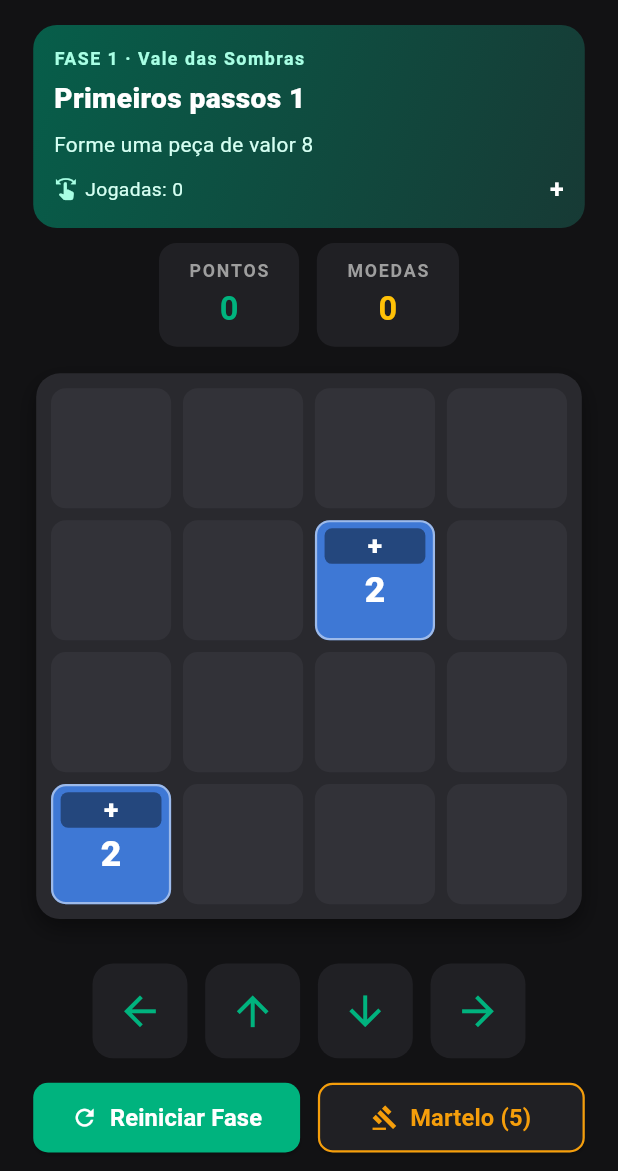
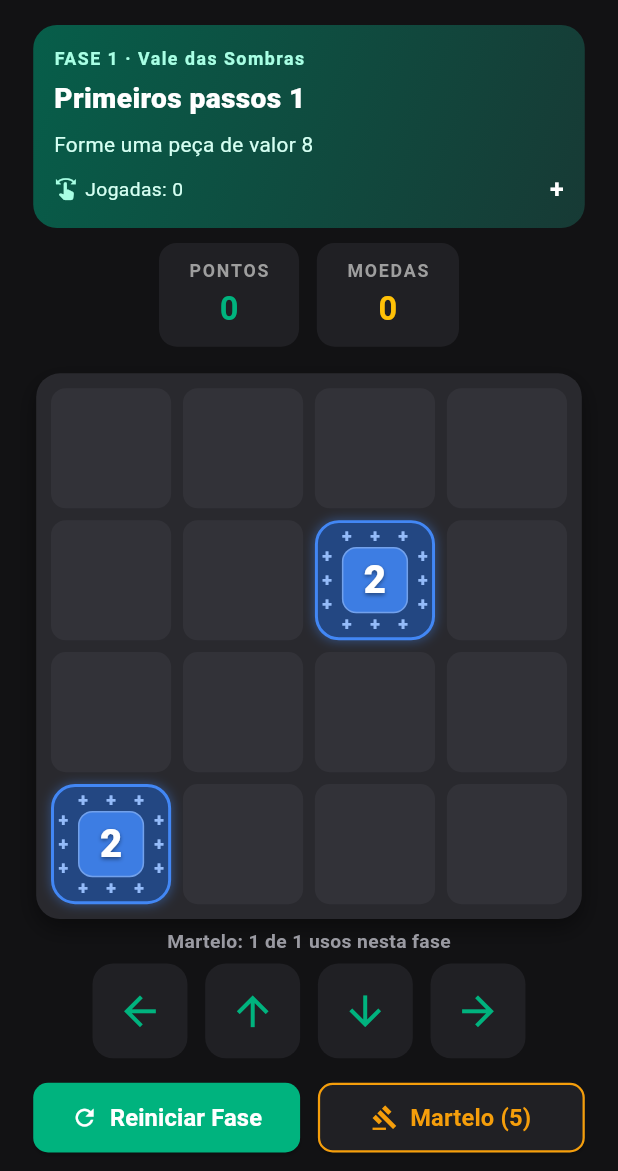
Before and after one commit to wagnerlamounier/soma-raiz, a Flutter app: the CampaignScreen screen opened directly, after a tap on an icon or button, on a phone screen of 412 x 824 dp, the part 65-1236 px from its top. Run offline on Flutter 3.47's test engine with Material 3 defaults, Android fonts, the phone set to English and light mode, and no system bars; our stand-ins replace shared_preferences; accounts and stored records are empty.

Commit message:
Novo visual das pecas com simbolos na borda e limite de martelo por fase

```diff
--- a/lib/main.dart
+++ b/lib/main.dart
@@ -192,6 +192,9 @@ class CampaignLevel {
   final bool allowCollapse;
   final bool allowMultiplesOfThree;
 
+  // Quantas vezes o martelo pode ser usado em uma partida desta fase.
+  final int maxHammerUses;
+
   const CampaignLevel({
     required this.number,
     required this.world,
@@ -203,6 +206,7 @@ class CampaignLevel {
     required this.allowMultiplication,
     required this.allowCollapse,
     required this.allowMultiplesOfThree,
+    this.maxHammerUses = 2,
   });
 
   String get worldName {
@@ -233,7 +237,7 @@ class CampaignLevel {
   String get rulesSymbols {
     final List<String> symbols = ['+'];
 
-    if (allowMultiplication) symbols.add('x');
+    if (allowMultiplication) symbols.add('×');
     if (allowCollapse) symbols.add('√');
     if (allowMultiplesOfThree) symbols.add('3');
 
@@ -259,6 +263,7 @@ List<CampaignLevel> _createCampaignLevels() {
         allowMultiplication: false,
         allowCollapse: false,
         allowMultiplesOfThree: false,
+        maxHammerUses: 1,
       ),
     );
   }
@@ -280,6 +285,7 @@ List<CampaignLevel> _createCampaignLevels() {
         allowMultiplication: true,
         allowCollapse: false,
         allowMultiplesOfThree: false,
+        maxHammerUses: 2,
       ),
     );
   }
@@ -305,6 +311,7 @@ List<CampaignLevel> _createCampaignLevels() {
         allowMultiplication: true,
         allowCollapse: true,
         allowMultiplesOfThree: i >= 25,
+        maxHammerUses: 3,
       ),
     );
   }
@@ -938,11 +945,12 @@ class HowToPlaySheet extends StatelessWidget {
                     accent: Color(0xFF2E7D32),
                     title: 'Operações',
                     text:
-                        'A peça pode ter operação de soma ou multiplicação. '
-                        'O resultado usa a operação da peça que está na frente '
-                        'no sentido do movimento. Peças com o mesmo número '
-                        'têm a mesma cor.',
-                    example: '4 + 4 = 8       3 x 3 = 9',
+                        'O símbolo repetido ao redor da borda de cada peça '
+                        'mostra a operação dela: + para soma e × para '
+                        'multiplicação. O resultado usa a operação da peça '
+                        'que está na frente no sentido do movimento. Peças '
+                        'com o mesmo número têm a mesma cor.',
+                    example: '4 + 4 = 8       3 × 3 = 9',
                   ),
                   _RuleCard(
                     icon: Icons.functions,
@@ -951,7 +959,8 @@ class HowToPlaySheet extends StatelessWidget {
                     text:
                         'Quando uma fusão produz resultado acima de 99, o '
                         'valor pode sofrer um colapso e virar sua raiz '
-                        'quadrada arredondada. Essas peças ganham o símbolo √.',
+                        'quadrada arredondada. Essas peças ganham borda '
+                        'dourada e o símbolo √ no canto.',
                     example: '64 + 64 = 128 → √128 ≈ 11',
                   ),
                   _RuleCard(
@@ -961,8 +970,11 @@ class HowToPlaySheet extends StatelessWidget {
                     text:
                         'Na campanha, toque no botão Martelo e depois em '
                         'uma peça para destruí-la. Usar o martelo não conta '
-                        'como jogada e consome um item. Toque em Cancelar '
-                        'para desistir sem gastar.',
+                        'como jogada e consome um item. Cada fase tem um '
+                        'limite de usos do martelo, mostrado abaixo do '
+                        'tabuleiro. Ao reiniciar a fase, os usos permitidos '
+                        'voltam, mas os martelos gastos não. Toque em '
+                        'Cancelar para desistir sem gastar.',
                   ),
                   _RuleCard(
                     icon: Icons.monetization_on_outlined,
@@ -1549,6 +1561,17 @@ class _GameScreenState extends State<GameScreen> {
   int get _hammers => wallet.hammers;
   bool _hammerActive = false;
 
+  // Quantas vezes o martelo já foi usado nesta partida da fase.
+  int _hammerUsesThisRun = 0;
+
+  int get _hammerUsesLeft {
+    final CampaignLevel? level = campaignLevel;
+
+    if (level == null) return 0;
+
+    return max(0, level.maxHammerUses - _hammerUsesThisRun);
+  }
+
   final Random random = Random();
   final CampaignProgress campaignProgress = CampaignProgress();
 
@@ -1635,6 +1658,7 @@ class _GameScreenState extends State<GameScreen> {
     _rewardCoins = 0;
     _rewardHammers = 0;
     _hammerActive = false;
+    _hammerUsesThisRun = 0;
 
     _recordAtStart = bestScore;
 
@@ -1961,6 +1985,9 @@ class _GameScreenState extends State<GameScreen> {
   void _toggleHammer() {
     if (!isCampaign || _gameOver || _campaignWon) return;
 
+    // Limite de usos da fase atingido: o martelo não pode ser ativado.
+    if (!_hammerActive && _hammerUsesLeft <= 0) return;
+
     // Sem martelos: oferece a compra na loja.
     if (!_hammerActive && _hammers <= 0) {
       _openHammerShop();
@@ -1980,6 +2007,7 @@ class _GameScreenState extends State<GameScreen> {
     double gap,
   ) async {
     if (!_hammerActive || _hammers <= 0) return;
+    if (_hammerUsesLeft <= 0) return;
     if (_gameOver || _campaignWon) return;
 
     // O tabuleiro tem 10 de espaço interno (3 de borda + 7 de padding).
@@ -2005,6 +2033,7 @@ class _GameScreenState extends State<GameScreen> {
     setState(() {
       board[row][column] = null;
       wallet.hammers--;
+      _hammerUsesThisRun++;
       _hammerActive = false;
     });
 
@@ -2360,7 +2389,11 @@ class _GameScreenState extends State<GameScreen> {
   }
 
   Widget _buildHammerButton() {
-    final bool canUse = !_gameOver && !_campaignWon;
+    // O botão fica ativo se o martelo já está ligado (para cancelar)
+    // ou se ainda restam usos na fase.
+    final bool canUse = !_gameOver &&
+        !_campaignWon &&
+        (_hammerActive || _hammerUsesLeft > 0);
 
     return ElevatedButton.icon(
       onPressed: canUse ? _toggleHammer : null,
@@ -2380,13 +2413,52 @@ class _GameScreenState extends State<GameScreen> {
         foregroundColor: _hammerActive ? Colors.black : kHammerColor,
         disabledBackgroundColor: kCardColor,
         disabledForegroundColor: const Color(0xFF66666D),
-        side: const BorderSide(color: kHammerColor, width: 1.5),
+        side: BorderSide(
+          color: canUse ? kHammerColor : const Color(0xFF66666D),
+          width: 1.5,
+        ),
         padding: const EdgeInsets.symmetric(
           horizontal: 16,
           vertical: 12,
         ),
         shape: RoundedRectangleBorder(
           borderRadius: BorderRadius.circular(10),
+        ),
+      ),
+    );
+  }
+
+  // Texto abaixo do tabuleiro (apenas na campanha).
+  Widget _buildHammerStatusText() {
+    final CampaignLevel level = campaignLevel!;
+
+    if (_hammerActive) {
+      return const Center(
+        child: Text(
+          'Toque em uma peça para destruí-la',
+          style: TextStyle(
+            color: kHammerColor,
+            fontWeight: FontWeight.bold,
+            fontSize: 14,
+          ),
+        ),
+      );
+    }
+
+    final bool limitReached = _hammerUsesLeft <= 0;
+
+    return Center(
+      child: Text(
+        limitReached
+            ? 'Limite de martelos desta fase atingido'
+            : 'Martelo: $_hammerUsesLeft de ${level.maxHammerUses} '
+                'usos nesta fase',
+        style: TextStyle(
+          color: limitReached
+              ? const Color(0xFFC62828)
+              : const Color(0xFF9A9AA2),
+          fontWeight: FontWeight.bold,
+          fontSize: 13,
         ),
       ),
     );
@@ -2419,8 +2491,7 @@ class _GameScreenState extends State<GameScreen> {
   }
 
   Color _colorForValue(int value) {
-    // As cores têm transparência para deixar o tabuleiro aparecer
-    // levemente por baixo das peças.
+    // Cada valor tem sempre a mesma cor, independente da operação.
     const Map<int, Color> valueColors = {
       2: Color.fromRGBO(66, 135, 245, 0.84),
       3: Color.fromRGBO(0, 179, 126, 0.84),
@@ -2463,79 +2534,165 @@ class _GameScreenState extends State<GameScreen> {
     ).toColor();
   }
 
+  // Peça no estilo "moldura com símbolos": a operação se repete ao redor
+  // da borda e o número fica num quadrado central.
   Widget _buildTileBody(CellData cell) {
-    final double fontSize = n >= 5 ? 20 : 24;
-
     final Color tileColor = _colorForValue(cell.value);
+    final Color solid = tileColor.withAlpha(255);
+
+    // Moldura escura, com o tom da cor do número.
+    final Color frameColor = Color.alphaBlend(
+      Colors.black.withAlpha(120),
+      solid,
+    );
+
+    // Símbolos mais claros que a cor da peça.
+    final Color symbolColor = Color.alphaBlend(
+      Colors.white.withAlpha(110),
+      solid,
+    );
 
     final Color borderColor = cell.showRoot
         ? const Color.fromRGBO(255, 193, 7, 0.95)
-        : Colors.white.withAlpha(125);
-
-    final String displayedOperation =
-        cell.showRoot ? '√${cell.operation}' : cell.operation;
+        : solid;
+
+    final String symbol = cell.operation == 'x' ? '×' : '+';
+
+    return LayoutBuilder(
+      builder: (context, constraints) {
+        final double size = min(
+          constraints.maxWidth,
+          constraints.maxHeight,
+        );
+
+        final double band = size * 0.2;
+        final double edge = size * 0.035;
+        final double symbolSize = max(9.0, size * 0.15);
+
+        final TextStyle symbolStyle = TextStyle(
+          color: symbolColor,
+          fontSize: symbolSize,
+          fontWeight: FontWeight.w900,
+          height: 1,
+        );
+
+        Widget sym() => Text(symbol, style: symbolStyle);
 
         return Container(
           decoration: BoxDecoration(
-        color: tileColor,
-        borderRadius: BorderRadius.circular(10),
+            color: frameColor,
+            borderRadius: BorderRadius.circular(size * 0.2),
             border: Border.all(
               color: borderColor,
-          width: cell.showRoot ? 3 : 1.5,
-        ),
+              width: cell.showRoot ? 3 : 2,
+            ),
+            boxShadow: [
+              BoxShadow(
+                color: solid.withAlpha(110),
+                blurRadius: 6,
+              ),
+            ],
           ),
           child: Stack(
             children: [
+              // Símbolos: topo, base, esquerda e direita.
               Positioned(
-            top: 4,
-            left: 5,
-            right: 5,
+                top: edge,
+                left: band,
+                right: band,
+                child: Row(
+                  mainAxisAlignment: MainAxisAlignment.spaceBetween,
+                  children: [sym(), sym(), sym()],
+                ),
+              ),
+              Positioned(
+                bottom: edge,
+                left: band,
+                right: band,
+                child: Row(
+                  mainAxisAlignment: MainAxisAlignment.spaceBetween,
+                  children: [sym(), sym(), sym()],
+                ),
+              ),
+              Positioned(
+                left: edge,
+                top: band,
+                bottom: band,
+                child: Column(
+                  mainAxisAlignment: MainAxisAlignment.spaceBetween,
+                  children: [sym(), sym(), sym()],
+                ),
+              ),
+              Positioned(
+                right: edge,
+                top: band,
+                bottom: band,
+                child: Column(
+                  mainAxisAlignment: MainAxisAlignment.spaceBetween,
+                  children: [sym(), sym(), sym()],
+                ),
+              ),
+              // Quadrado central com o número.
+              Positioned.fill(
+                child: Padding(
+                  padding: EdgeInsets.all(band),
                   child: Container(
-              padding: const EdgeInsets.symmetric(
-                horizontal: 6,
-                vertical: 3,
-              ),
                     decoration: BoxDecoration(
-                color: Colors.black.withAlpha(105),
-                borderRadius: BorderRadius.circular(5),
-              ),
-              child: FittedBox(
-                fit: BoxFit.scaleDown,
-                child: Text(
-                  displayedOperation,
-                  textAlign: TextAlign.center,
-                  style: const TextStyle(
-                    fontSize: 18,
-                    fontWeight: FontWeight.w900,
-                    color: Colors.white,
-                    height: 1,
-                  ),
-                ),
-              ),
-            ),
-          ),
+                      color: tileColor,
+                      borderRadius: BorderRadius.circular(size * 0.12),
+                      border: Border.all(
+                        color: Colors.white.withAlpha(70),
+                        width: 1,
+                      ),
+                    ),
+                    child: Stack(
+                      children: [
                         Center(
                           child: Padding(
-              padding: const EdgeInsets.only(
-                top: 14,
-                left: 4,
-                right: 4,
-              ),
+                            padding: EdgeInsets.all(size * 0.03),
                             child: FittedBox(
                               fit: BoxFit.scaleDown,
                               child: Text(
                                 '${cell.value}',
                                 style: TextStyle(
-                    fontSize: fontSize,
+                                  fontSize: size * 0.32,
                                   fontWeight: FontWeight.w900,
                                   color: Colors.white,
-                  ),
-                ),
-              ),
-            ),
-          ),
-        ],
-      ),
+                                  shadows: const [
+                                    Shadow(
+                                      color: Color.fromRGBO(0, 0, 0, 0.45),
+                                      blurRadius: 3,
+                                      offset: Offset(0, 1.5),
+                                    ),
+                                  ],
+                                ),
+                              ),
+                            ),
+                          ),
+                        ),
+                        if (cell.showRoot)
+                          Positioned(
+                            top: size * 0.01,
+                            left: size * 0.04,
+                            child: Text(
+                              '√',
+                              style: TextStyle(
+                                color: const Color(0xFFFFD54F),
+                                fontSize: max(10.0, size * 0.17),
+                                fontWeight: FontWeight.w900,
+                                height: 1,
+                              ),
+                            ),
+                          ),
+                      ],
+                    ),
+                  ),
+                ),
+              ),
+            ],
+          ),
+        );
+      },
     );
   }
 
@@ -2777,17 +2934,8 @@ class _GameScreenState extends State<GameScreen> {
                           ),
                           SizedBox(
                             height: isCampaign ? 30 : 16,
-                            child: isCampaign && _hammerActive
-                                ? const Center(
-                                    child: Text(
-                                      'Toque em uma peça para destruí-la',
-                                      style: TextStyle(
-                                        color: kHammerColor,
-                                        fontWeight: FontWeight.bold,
-                                        fontSize: 14,
-                                      ),
-                                    ),
-                                  )
+                            child: isCampaign
+                                ? _buildHammerStatusText()
                                 : null,
                           ),
                           Row(
```
Lines whose indentation alone changed are shown as unchanged.
